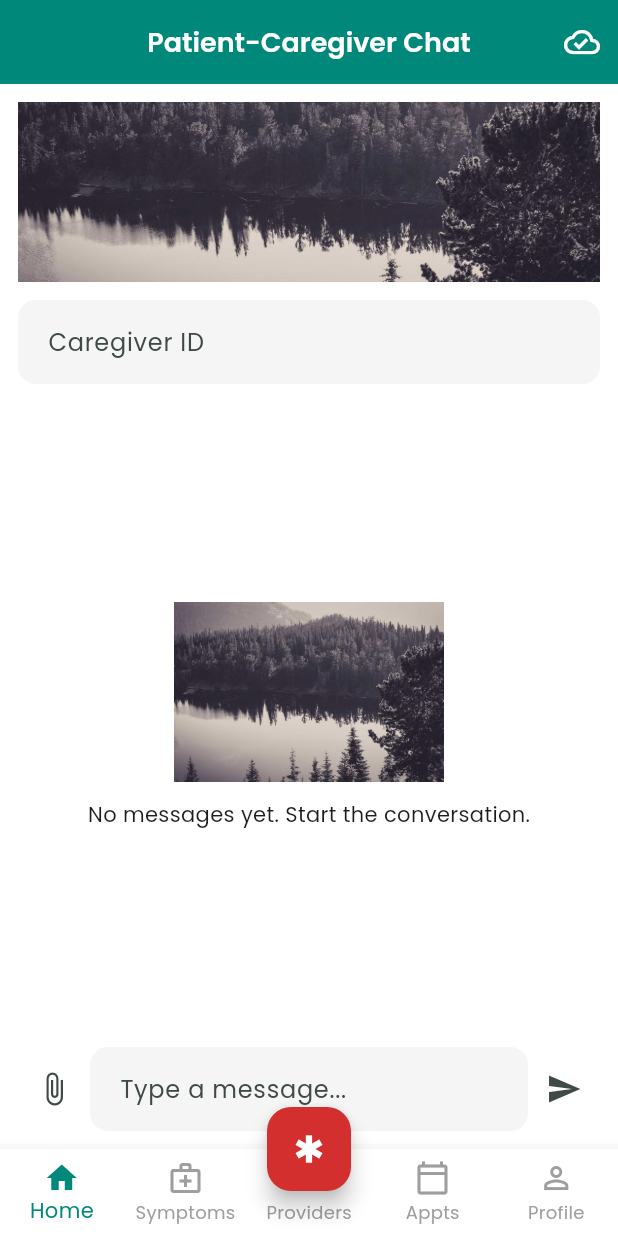
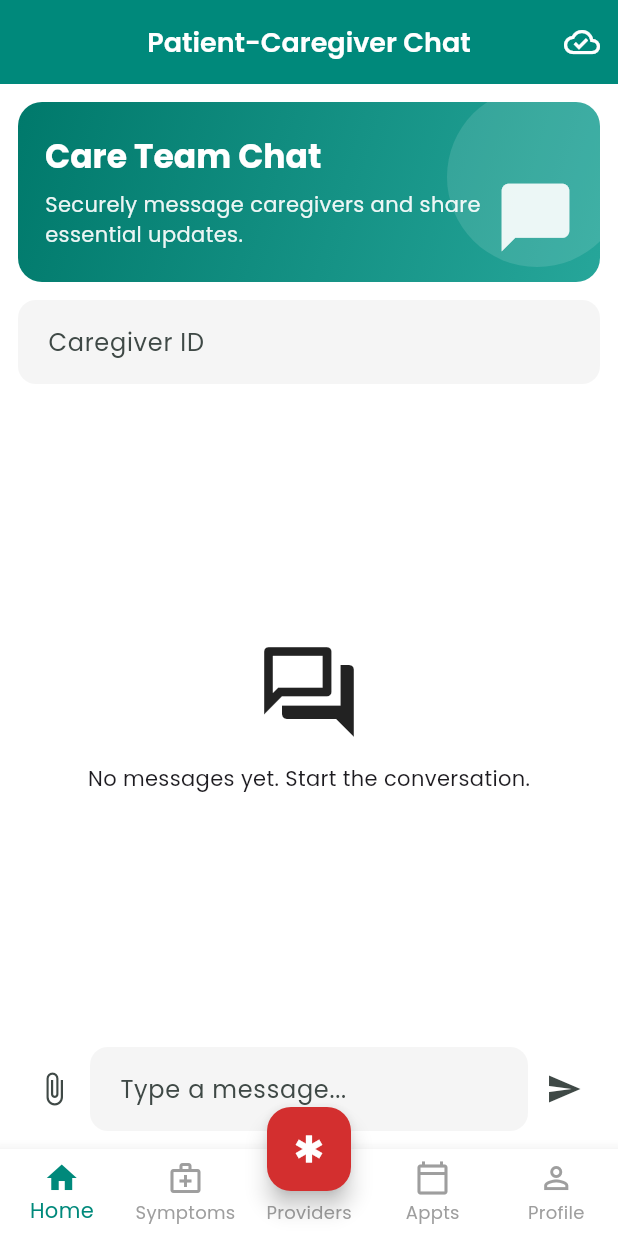
Before and after one commit to temitayocharles/healthcare_naija, a Flutter app: the ChatScreen screen opened by its route, on a phone screen of 412 x 824 dp. Run offline on Flutter 3.47's test engine with Material 3 defaults, Android fonts, the light colour scheme and no system bars; our stand-ins replace cloud_firestore, connectivity_plus, file_picker, firebase_auth, firebase_core, firebase_messaging and 8 more; accounts and stored records are empty.

Commit message:
feat(ux): replace banner placeholders with healthcare hero components

```diff
--- a/lib/features/chat/chat_screen.dart
+++ b/lib/features/chat/chat_screen.dart
@@ -7,6 +7,7 @@ import '../../core/providers/providers.dart';
 import '../../core/services/media_upload_service.dart';
 import '../../core/theme/app_theme.dart';
 import '../../services/firestore_service.dart';
+import '../../widgets/healthcare_hero_banner.dart';
 import '../../widgets/sync_status_action.dart';
 
 final _messagesProvider = StreamProvider.family
@@ -177,16 +178,14 @@ class _ChatScreenState extends ConsumerState<ChatScreen> {
       ),
       body: Column(
         children: [
-          ClipRRect(
-            borderRadius: BorderRadius.circular(12),
-            child: Padding(
-              padding: const EdgeInsets.fromLTRB(12, 12, 12, 0),
-              child: Image.asset(
-                'assets/images/chat_banner.jpg',
-                height: 120,
-                width: double.infinity,
-                fit: BoxFit.cover,
-              ),
+          const Padding(
+            padding: EdgeInsets.fromLTRB(12, 12, 12, 0),
+            child: HealthcareHeroBanner(
+              title: 'Care Team Chat',
+              subtitle:
+                  'Securely message caregivers and share essential updates.',
+              icon: Icons.chat_bubble,
+              height: 120,
             ),
           ),
           Padding(
@@ -208,12 +207,7 @@ class _ChatScreenState extends ConsumerState<ChatScreen> {
                     child: Column(
                       mainAxisAlignment: MainAxisAlignment.center,
                       children: [
-                        Image.asset(
-                          'assets/images/chat_banner.jpg',
-                          height: 120,
-                          width: 180,
-                          fit: BoxFit.cover,
-                        ),
+                        const Icon(Icons.forum_outlined, size: 72),
                         const SizedBox(height: 12),
                         const Text('No messages yet. Start the conversation.'),
                       ],
--- a/lib/features/home/home_screen.dart
+++ b/lib/features/home/home_screen.dart
@@ -2,6 +2,7 @@ import 'package:flutter/material.dart';
 import 'package:flutter_riverpod/flutter_riverpod.dart';
 import 'package:go_router/go_router.dart';
 import '../../core/theme/app_theme.dart';
+import '../../widgets/healthcare_hero_banner.dart';
 import '../../widgets/sync_status_action.dart';
 
 class HomeScreen extends ConsumerWidget {
@@ -26,14 +27,12 @@ class HomeScreen extends ConsumerWidget {
           crossAxisAlignment: CrossAxisAlignment.start,
           children: [
             // Welcome Card
-            ClipRRect(
-              borderRadius: BorderRadius.circular(16),
-              child: Image.asset(
-                'assets/images/home_hero.jpg',
-                height: 180,
-                width: double.infinity,
-                fit: BoxFit.cover,
-              ),
+            const HealthcareHeroBanner(
+              title: 'Connected Care Across Nigeria',
+              subtitle:
+                  'Book, track, and share your healthcare journey with confidence.',
+              icon: Icons.health_and_safety,
+              height: 180,
             ),
             const SizedBox(height: 16),
             Container(
@@ -84,9 +83,9 @@ class HomeScreen extends ConsumerWidget {
             // Quick Actions
             Text(
               'Quick Actions',
-              style: Theme.of(context).textTheme.titleMedium?.copyWith(
-                fontWeight: FontWeight.bold,
-              ),
+              style: Theme.of(
+                context,
+              ).textTheme.titleMedium?.copyWith(fontWeight: FontWeight.bold),
             ),
             const SizedBox(height: 12),
             Row(
@@ -140,7 +139,9 @@ class HomeScreen extends ConsumerWidget {
               decoration: BoxDecoration(
                 color: AppTheme.errorColor.withValues(alpha: 0.1),
                 borderRadius: BorderRadius.circular(12),
-                border: Border.all(color: AppTheme.errorColor.withValues(alpha: 0.3)),
+                border: Border.all(
+                  color: AppTheme.errorColor.withValues(alpha: 0.3),
+                ),
               ),
               child: Row(
                 children: [
@@ -162,10 +163,11 @@ class HomeScreen extends ConsumerWidget {
                       children: [
                         Text(
                           'Emergency?',
-                          style: Theme.of(context).textTheme.titleMedium?.copyWith(
-                            fontWeight: FontWeight.bold,
-                            color: AppTheme.errorColor,
-                          ),
+                          style: Theme.of(context).textTheme.titleMedium
+                              ?.copyWith(
+                                fontWeight: FontWeight.bold,
+                                color: AppTheme.errorColor,
+                              ),
                         ),
                         Text(
                           'Tap for emergency services',
@@ -211,17 +213,13 @@ class HomeScreen extends ConsumerWidget {
               ),
               child: Column(
                 children: [
-                  Icon(
-                    Icons.calendar_today,
-                    size: 40,
-                    color: Colors.grey[400],
-                  ),
+                  Icon(Icons.calendar_today, size: 40, color: Colors.grey[400]),
                   const SizedBox(height: 8),
                   Text(
                     'No upcoming appointments',
-                    style: Theme.of(context).textTheme.bodyMedium?.copyWith(
-                      color: Colors.grey[600],
-                    ),
+                    style: Theme.of(
+                      context,
+                    ).textTheme.bodyMedium?.copyWith(color: Colors.grey[600]),
                   ),
                   const SizedBox(height: 8),
                   TextButton(
@@ -258,17 +256,13 @@ class HomeScreen extends ConsumerWidget {
               ),
               child: Column(
                 children: [
-                  Icon(
-                    Icons.history,
-                    size: 40,
-                    color: Colors.grey[400],
-                  ),
+                  Icon(Icons.history, size: 40, color: Colors.grey[400]),
                   const SizedBox(height: 8),
                   Text(
                     'No recent checks',
-                    style: Theme.of(context).textTheme.bodyMedium?.copyWith(
-                      color: Colors.grey[600],
-                    ),
+                    style: Theme.of(
+                      context,
+                    ).textTheme.bodyMedium?.copyWith(color: Colors.grey[600]),
                   ),
                   const SizedBox(height: 8),
                   TextButton(
@@ -314,9 +308,9 @@ class _QuickActionCard extends StatelessWidget {
             const SizedBox(height: 8),
             Text(
               label,
-              style: Theme.of(context).textTheme.bodyMedium?.copyWith(
-                fontWeight: FontWeight.w500,
-              ),
+              style: Theme.of(
+                context,
+              ).textTheme.bodyMedium?.copyWith(fontWeight: FontWeight.w500),
               textAlign: TextAlign.center,
             ),
           ],
--- a/lib/features/telemedicine/telemedicine_screen.dart
+++ b/lib/features/telemedicine/telemedicine_screen.dart
@@ -1,6 +1,7 @@
 import 'package:flutter/material.dart';
 import 'package:flutter_riverpod/flutter_riverpod.dart';
 import '../../core/theme/app_theme.dart';
+import '../../widgets/healthcare_hero_banner.dart';
 import '../../widgets/sync_status_action.dart';
 
 class TelemedicineScreen extends ConsumerWidget {
@@ -11,9 +12,7 @@ class TelemedicineScreen extends ConsumerWidget {
     return Scaffold(
       appBar: AppBar(
         title: const Text('Telemedicine'),
-        actions: const [
-          SyncStatusAction(),
-        ],
+        actions: const [SyncStatusAction()],
       ),
       body: SingleChildScrollView(
         padding: const EdgeInsets.all(16),
@@ -21,14 +20,12 @@ class TelemedicineScreen extends ConsumerWidget {
           crossAxisAlignment: CrossAxisAlignment.start,
           children: [
             // Info Card
-            ClipRRect(
-              borderRadius: BorderRadius.circular(16),
-              child: Image.asset(
-                'assets/images/home_hero.jpg',
-                height: 160,
-                width: double.infinity,
-                fit: BoxFit.cover,
-              ),
+            const HealthcareHeroBanner(
+              title: 'Virtual Clinical Visits',
+              subtitle:
+                  'Secure remote consultations with verified healthcare providers.',
+              icon: Icons.video_camera_front,
+              height: 160,
             ),
             const SizedBox(height: 16),
             Container(
@@ -64,9 +61,9 @@ class TelemedicineScreen extends ConsumerWidget {
             // How it works
             Text(
               'How It Works',
-              style: Theme.of(context).textTheme.titleMedium?.copyWith(
-                fontWeight: FontWeight.bold,
-              ),
+              style: Theme.of(
+                context,
+              ).textTheme.titleMedium?.copyWith(fontWeight: FontWeight.bold),
             ),
             const SizedBox(height: 12),
             _StepCard(
@@ -94,9 +91,9 @@ class TelemedicineScreen extends ConsumerWidget {
             // Features
             Text(
               'Features',
-              style: Theme.of(context).textTheme.titleMedium?.copyWith(
-                fontWeight: FontWeight.bold,
-              ),
+              style: Theme.of(
+                context,
+              ).textTheme.titleMedium?.copyWith(fontWeight: FontWeight.bold),
             ),
             const SizedBox(height: 12),
             Wrap(
@@ -131,9 +128,9 @@ class TelemedicineScreen extends ConsumerWidget {
             // Recent consultations
             Text(
               'Recent Consultations',
-              style: Theme.of(context).textTheme.titleMedium?.copyWith(
-                fontWeight: FontWeight.bold,
-              ),
+              style: Theme.of(
+                context,
+              ).textTheme.titleMedium?.copyWith(fontWeight: FontWeight.bold),
             ),
             const SizedBox(height: 12),
             Center(
@@ -143,9 +140,9 @@ class TelemedicineScreen extends ConsumerWidget {
                   const SizedBox(height: 8),
                   Text(
                     'No recent consultations',
-                    style: Theme.of(context).textTheme.bodyMedium?.copyWith(
-                      color: Colors.grey[600],
-                    ),
+                    style: Theme.of(
+                      context,
+                    ).textTheme.bodyMedium?.copyWith(color: Colors.grey[600]),
                   ),
                 ],
               ),
@@ -192,9 +189,6 @@ class _FeatureChip extends StatelessWidget {
 
   @override
   Widget build(BuildContext context) {
-    return Chip(
-      avatar: Icon(icon, size: 18),
-      label: Text(label),
-    );
+    return Chip(avatar: Icon(icon, size: 18), label: Text(label));
   }
 }
--- /dev/null
+++ b/lib/widgets/healthcare_hero_banner.dart
@@ -0,0 +1,80 @@
+import 'package:flutter/material.dart';
+
+class HealthcareHeroBanner extends StatelessWidget {
+  const HealthcareHeroBanner({
+    super.key,
+    required this.title,
+    required this.subtitle,
+    required this.icon,
+    this.height = 170,
+  });
+
+  final String title;
+  final String subtitle;
+  final IconData icon;
+  final double height;
+
+  @override
+  Widget build(BuildContext context) {
+    return Container(
+      height: height,
+      width: double.infinity,
+      decoration: BoxDecoration(
+        borderRadius: BorderRadius.circular(16),
+        gradient: const LinearGradient(
+          colors: [Color(0xFF00796B), Color(0xFF26A69A)],
+          begin: Alignment.topLeft,
+          end: Alignment.bottomRight,
+        ),
+      ),
+      child: Stack(
+        children: [
+          Positioned(
+            right: -18,
+            top: -10,
+            child: Container(
+              width: 120,
+              height: 120,
+              decoration: BoxDecoration(
+                color: Colors.white.withValues(alpha: 0.12),
+                shape: BoxShape.circle,
+              ),
+            ),
+          ),
+          Positioned(
+            right: 16,
+            bottom: 16,
+            child: Icon(
+              icon,
+              size: 54,
+              color: Colors.white.withValues(alpha: 0.9),
+            ),
+          ),
+          Padding(
+            padding: const EdgeInsets.all(18),
+            child: Column(
+              crossAxisAlignment: CrossAxisAlignment.start,
+              mainAxisAlignment: MainAxisAlignment.center,
+              children: [
+                Text(
+                  title,
+                  style: Theme.of(context).textTheme.titleLarge?.copyWith(
+                    color: Colors.white,
+                    fontWeight: FontWeight.w700,
+                  ),
+                ),
+                const SizedBox(height: 8),
+                Text(
+                  subtitle,
+                  style: Theme.of(context).textTheme.bodyMedium?.copyWith(
+                    color: Colors.white.withValues(alpha: 0.92),
+                  ),
+                ),
+              ],
+            ),
+          ),
+        ],
+      ),
+    );
+  }
+}
```
Also changed, not shown: 3 other files.
